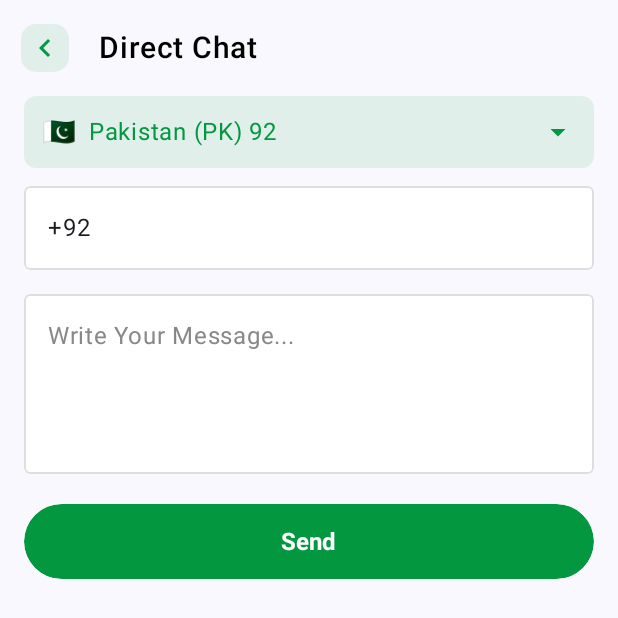
After one commit to UmairKhanDeveloper/WhatsApp_Status_Saver_App, an Android app built with Jetpack Compose: the DirectChatScreen screen opened through its navigation route, on a phone screen of 412 x 824 dp. The commit adds this screen. Shown: the top 618 px of the screen. Run offline under Robolectric (Android 15) with nearby library versions, the phone set to English and light mode, and no system bars.

Commit message:
Direct Chat

```diff
--- a/app/build.gradle.kts
+++ b/app/build.gradle.kts
@@ -60,4 +60,9 @@ dependencies {
     val nav_version = "2.9.0"
 
     implementation("androidx.navigation:navigation-compose:$nav_version")
+
+    implementation(platform("androidx.compose:compose-bom:2025.01.00"))
+    implementation("androidx.compose.material:material-icons-extended")
+
+
 }
--- /dev/null
+++ b/app/src/main/java/com/example/whatsapp_status_saver_app/screens/DirectChatScreen.kt
@@ -0,0 +1,239 @@
+package com.example.whatsapp_status_saver_app.screens
+
+import android.annotation.SuppressLint
+import androidx.compose.foundation.background
+import androidx.compose.foundation.clickable
+import androidx.compose.foundation.layout.Arrangement
+import androidx.compose.foundation.layout.Box
+import androidx.compose.foundation.layout.Column
+import androidx.compose.foundation.layout.Row
+import androidx.compose.foundation.layout.Spacer
+import androidx.compose.foundation.layout.fillMaxSize
+import androidx.compose.foundation.layout.fillMaxWidth
+import androidx.compose.foundation.layout.height
+import androidx.compose.foundation.layout.padding
+import androidx.compose.foundation.layout.size
+import androidx.compose.foundation.layout.width
+import androidx.compose.foundation.shape.RoundedCornerShape
+import androidx.compose.foundation.text.KeyboardOptions
+import androidx.compose.material.icons.Icons
+import androidx.compose.material.icons.filled.ArrowDropDown
+import androidx.compose.material.icons.filled.KeyboardArrowLeft
+import androidx.compose.material3.Button
+import androidx.compose.material3.ButtonDefaults
+import androidx.compose.material3.Divider
+import androidx.compose.material3.DropdownMenu
+import androidx.compose.material3.DropdownMenuItem
+import androidx.compose.material3.ExperimentalMaterial3Api
+import androidx.compose.material3.Icon
+import androidx.compose.material3.OutlinedTextField
+import androidx.compose.material3.Scaffold
+import androidx.compose.material3.Text
+import androidx.compose.material3.TextFieldDefaults
+import androidx.compose.material3.TopAppBar
+import androidx.compose.runtime.Composable
+import androidx.compose.runtime.getValue
+import androidx.compose.runtime.mutableStateOf
+import androidx.compose.runtime.remember
+import androidx.compose.runtime.setValue
+import androidx.compose.ui.Alignment
+import androidx.compose.ui.Modifier
+import androidx.compose.ui.draw.clip
+import androidx.compose.ui.graphics.Color
+import androidx.compose.ui.text.font.FontWeight
+import androidx.compose.ui.text.input.KeyboardType
+import androidx.compose.ui.unit.dp
+import androidx.compose.ui.unit.sp
+import androidx.navigation.NavController
+
+@OptIn(ExperimentalMaterial3Api::class)
+@SuppressLint("UnusedMaterial3ScaffoldPaddingParameter")
+@Composable
+fun DirectChatScreen(navController: NavController) {
+    var number by remember { mutableStateOf("") }
+    var message by remember { mutableStateOf("") }
+    var selectedCode by remember { mutableStateOf("92") }
+
+    Scaffold(topBar = {
+        TopAppBar(
+            title = {},
+            navigationIcon = {
+                Row(
+                    modifier = Modifier.padding(start = 10.dp),
+                    verticalAlignment = Alignment.CenterVertically
+                ) {
+                    Box(
+                        modifier = Modifier
+                            .clickable { navController.popBackStack() }
+                            .clip(RoundedCornerShape(10.dp))
+                            .size(32.dp)
+                            .background(Color(0XFF039840).copy(alpha = 0.100f)),
+                        contentAlignment = Alignment.Center
+                    ) {
+                        Icon(
+                            imageVector = Icons.Default.KeyboardArrowLeft,
+                            contentDescription = "Back",
+                            tint = Color(0XFF039840)
+                        )
+                    }
+                    Spacer(modifier = Modifier.width(20.dp))
+                    Text(
+                        text = "Direct Chat",
+                        color = Color.Black,
+                        fontSize = 20.sp,
+                        fontWeight = FontWeight.Medium
+                    )
+                }
+            }
+        )
+    }) {
+        Column(
+            modifier = Modifier
+                .fillMaxSize()
+                .padding(
+                    top = it.calculateTopPadding(),
+                    bottom = it.calculateBottomPadding(),
+                    start = 16.dp,
+                    end = 16.dp
+                ),
+            horizontalAlignment = Alignment.CenterHorizontally
+        ) {
+
+            CountryDropdown(onCountrySelected = { code ->
+                selectedCode = code.toString()
+            })
+
+            Spacer(modifier = Modifier.height(12.dp))
+
+            OutlinedTextField(
+                value = "+$selectedCode $number",
+                onValueChange = { input ->
+                    number = input.removePrefix("+$selectedCode ").filter { it.isDigit() }
+                },
+                placeholder = { Text("Enter Your Number", color = Color.Gray) },
+                modifier = Modifier
+                    .fillMaxWidth()
+                    .clip(RoundedCornerShape(4.dp)),
+                colors = TextFieldDefaults.colors(
+                    focusedIndicatorColor = Color(0xFFDEDEDE),
+                    unfocusedIndicatorColor = Color(0xFFDEDEDE),
+                    focusedContainerColor = Color.White,
+                    unfocusedContainerColor = Color.White
+                ),
+                singleLine = true,
+                keyboardOptions = KeyboardOptions(keyboardType = KeyboardType.Number)
+            )
+
+            Spacer(modifier = Modifier.height(16.dp))
+
+            OutlinedTextField(
+                value = message,
+                onValueChange = { message = it },
+                placeholder = { Text("Write Your Message...", color = Color.Gray) },
+                modifier = Modifier
+                    .fillMaxWidth()
+                    .height(120.dp)
+                    .clip(RoundedCornerShape(4.dp)),
+                colors = TextFieldDefaults.colors(
+                    focusedIndicatorColor = Color(0xFFDEDEDE),
+                    unfocusedIndicatorColor = Color(0xFFDEDEDE),
+                    focusedContainerColor = Color.White,
+                    unfocusedContainerColor = Color.White
+                )
+            )
+
+            Spacer(modifier = Modifier.height(20.dp))
+
+            Button(
+                onClick = { },
+                modifier = Modifier
+                    .fillMaxWidth()
+                    .height(50.dp)
+                    .clip(RoundedCornerShape(25.dp)),
+                colors = ButtonDefaults.buttonColors(containerColor = Color(0XFF039840))
+            ) {
+                Text("Send", color = Color.White, fontSize = 16.sp, fontWeight = FontWeight.Bold)
+            }
+        }
+    }
+}
+
+@Composable
+fun CountryDropdown(onCountrySelected: (Int) -> Unit) {
+    val countries = listOf(
+        Triple("🇵🇰", "Pakistan (PK)", 92),
+        Triple("🇮🇳", "India (IN)", 91),
+        Triple("🇺🇸", "United States (US)", 1),
+        Triple("🇬🇧", "United Kingdom (GB)", 44),
+        Triple("🇨🇦", "Canada (CA)", 1),
+        Triple("🇦🇺", "Australia (AU)", 61),
+        Triple("🇩🇪", "Germany (DE)", 49),
+        Triple("🇫🇷", "France (FR)", 33),
+        Triple("🇸🇦", "Saudi Arabia (SA)", 966),
+        Triple("🇦🇪", "UAE (AE)", 971)
+    )
+
+    var expanded by remember { mutableStateOf(false) }
+    var selectedCountry by remember { mutableStateOf(countries[0]) }
+
+    Box(
+        modifier = Modifier.fillMaxWidth()
+    ) {
+        Box(
+            modifier = Modifier
+                .fillMaxWidth()
+                .clip(RoundedCornerShape(8.dp))
+                .background(Color(0XFF039840).copy(alpha = 0.100f))
+                .clickable { expanded = true }
+                .padding(horizontal = 12.dp, vertical = 12.dp)
+        ) {
+            Row(
+                verticalAlignment = Alignment.CenterVertically,
+                horizontalArrangement = Arrangement.SpaceBetween,
+                modifier = Modifier.fillMaxWidth()
+            ) {
+                Row(verticalAlignment = Alignment.CenterVertically) {
+                    Text(selectedCountry.first, fontSize = 18.sp, color = Color(0XFF039840))
+                    Spacer(Modifier.width(8.dp))
+                    Text("${selectedCountry.second} ${selectedCountry.third}", color = Color(0XFF039840))
+                }
+                Icon(Icons.Default.ArrowDropDown, contentDescription = null, tint = Color(0XFF039840))
+            }
+        }
+
+        DropdownMenu(
+            expanded = expanded,
+            onDismissRequest = { expanded = false },
+            modifier = Modifier
+                .fillMaxWidth()
+                .background(Color.White)
+        ) {
+            countries.forEachIndexed { index, country ->
+                DropdownMenuItem(
+                    text = {
+                        Row(
+                            verticalAlignment = Alignment.CenterVertically,
+                            modifier = Modifier.fillMaxWidth()
+                        ) {
+                            Text(country.first, fontSize = 18.sp)
+                            Spacer(Modifier.width(12.dp))
+                            Column {
+                                Text(country.second, fontWeight = FontWeight.Medium, fontSize = 14.sp)
+                                Text("+${country.third}", fontSize = 12.sp, color = Color.Gray)
+                            }
+                        }
+                    },
+                    onClick = {
+                        selectedCountry = country
+                        onCountrySelected(country.third)
+                        expanded = false
+                    },
+                    modifier = Modifier.fillMaxWidth()
+                )
+                if (index != countries.lastIndex) {
+                    Divider(thickness = 0.5.dp, color = Color(0xFFE0E0E0))
+                }
+            }
+        }
+    }
+}
--- a/app/src/main/java/com/example/whatsapp_status_saver_app/screens/Navigation.kt
+++ b/app/src/main/java/com/example/whatsapp_status_saver_app/screens/Navigation.kt
@@ -12,7 +12,7 @@ import androidx.navigation.compose.composable
 fun Navigation(navController: NavHostController) {
     NavHost(navController = navController, startDestination = Screens.SplashScreen.route) {
         composable(Screens.SplashScreen.route) {
-            SingleViewScreen(navController)
+            SplashScreen(navController)
         }
 
         composable(Screens.HomeScreen.route + "/{countryCode}") { backStackEntry ->
@@ -28,8 +28,13 @@ fun Navigation(navController: NavHostController) {
         composable(Screens.StatusScreen.route) {
             StatusScreen(navController)
         }
+
         composable(Screens.SingleViewScreen.route) {
             SingleViewScreen(navController)
+        }
+
+        composable(Screens.DirectChatScreen.route) {
+            DirectChatScreen(navController)
         }
 
 
@@ -66,10 +71,17 @@ sealed class Screens(
         "StatusScreen",
         Icon = Icons.Filled.Add,
     )
+
     object SingleViewScreen : Screens(
         "SingleViewScreen",
         "SingleViewScreen",
         Icon = Icons.Filled.Add,
     )
 
+    object DirectChatScreen : Screens(
+        "DirectChatScreen",
+        "DirectChatScreen",
+        Icon = Icons.Filled.Add,
+    )
+
 }
```
Also changed, not shown: app/src/main/java/com/example/whatsapp_status_saver_app/screens/HomeScreen.kt (+11 -6 lines), app/src/main/java/com/example/whatsapp_status_saver_app/screens/SingleViewScreen.kt (+9 -5 lines).
